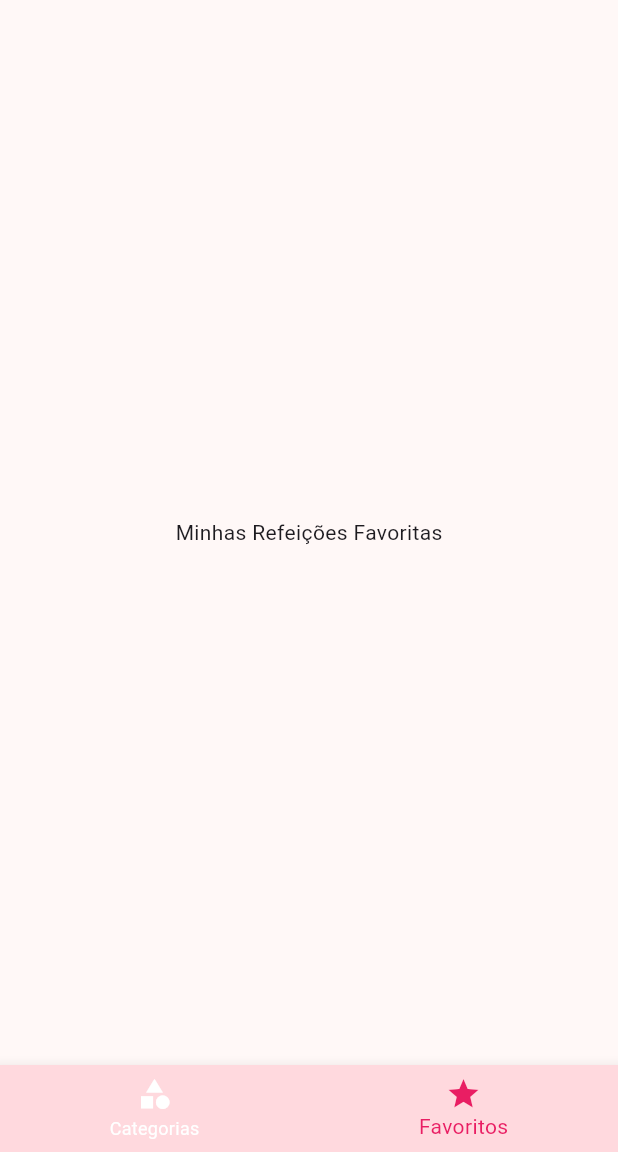
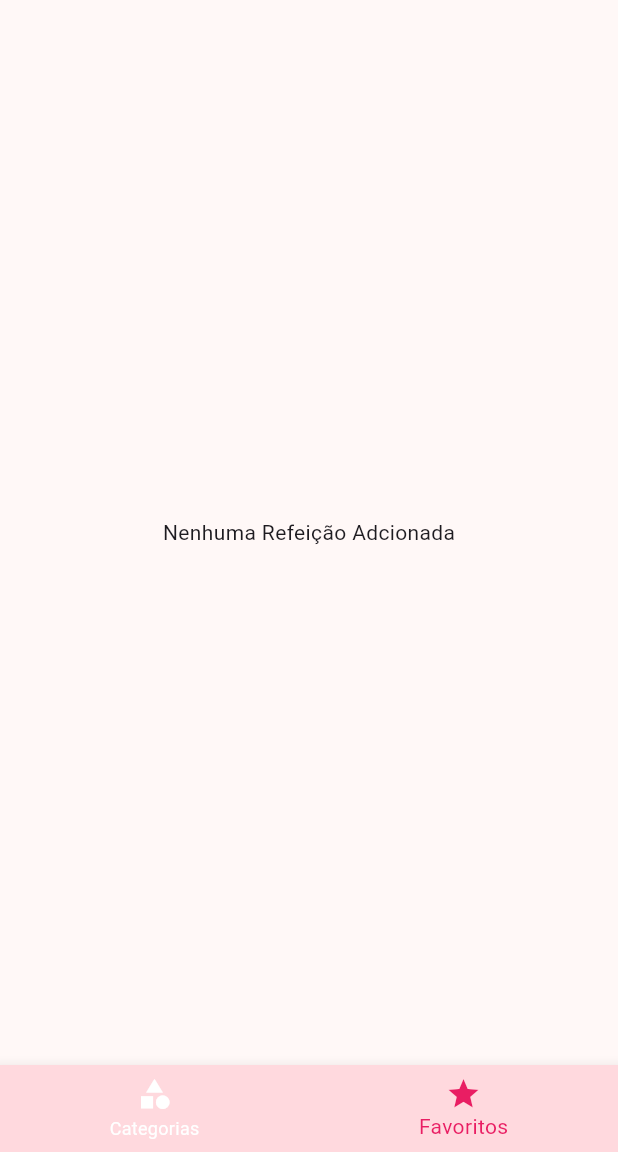
Before and after one commit to cleitonaraujo89/meals, a Flutter app: the screen it shows after launch, item 2 of the bottom bar chosen, on a phone screen of 412 x 824 dp, the part 84-1236 px from its top. Run offline on Flutter 3.47's test engine with Material 3 defaults, Android fonts, the phone set to English and light mode, and no system bars.

```diff
--- a/lib/main.dart
+++ b/lib/main.dart
@@ -47,12 +47,17 @@ class _MyAppState extends State<MyApp> {
     });
   }
 
+  //checagem se já é ou não favorito
   void _toggleFavorite(Meal meal) {
     setState(() {
       _favoriteMeals.contains(meal)
           ? _favoriteMeals.remove(meal)
           : _favoriteMeals.add(meal);
     });
+  }
+
+  bool _isFavorite(Meal meal){
+    return _favoriteMeals.contains(meal);
   }
 
   @override
@@ -88,7 +93,7 @@ class _MyAppState extends State<MyApp> {
         AppRoutes.HOME: (ctx) => TabsScreen(_favoriteMeals),
         AppRoutes.CATEGORIES_MEALS: (ctx) =>
             CategoriesMealsScreen(_availableMeals),
-        AppRoutes.MEAL_DETAIL: (ctx) => MealDetailScreen(_toggleFavorite),
+        AppRoutes.MEAL_DETAIL: (ctx) => MealDetailScreen(_toggleFavorite, _isFavorite),
         AppRoutes.SETTINGS: (ctx) => SettingsScreen(settings, _filterMeals),
       },
       // caso não ache alguma rota, volta pra tela inicial
--- a/lib/screens/favorite_screen.dart
+++ b/lib/screens/favorite_screen.dart
@@ -2,6 +2,7 @@
 
 import 'package:flutter/material.dart';
 import 'package:meals/models/meal.dart';
+import '../components/meal_item.dart';
 
 class FavoriteScreen extends StatelessWidget {
   const FavoriteScreen(this.favoriteMeals);
@@ -10,8 +11,17 @@ class FavoriteScreen extends StatelessWidget {
 
   @override
   Widget build(BuildContext context) {
-    return Center(
-      child: Text('Minhas Refeições Favoritas'),
-    );
+    if (favoriteMeals.isEmpty) {
+      return Center(
+        child: Text('Nenhuma Refeição Adcionada'),
+      );
+    } else {
+      return ListView.builder(
+        itemCount: favoriteMeals.length,
+        itemBuilder: (ctx, index) {
+          return MealItem(favoriteMeals[index]);
+        },
+      );
+    }
   }
 }
```
Also changed, not shown: lib/screens/meal_detail_screen.dart (+9 -4 lines).
